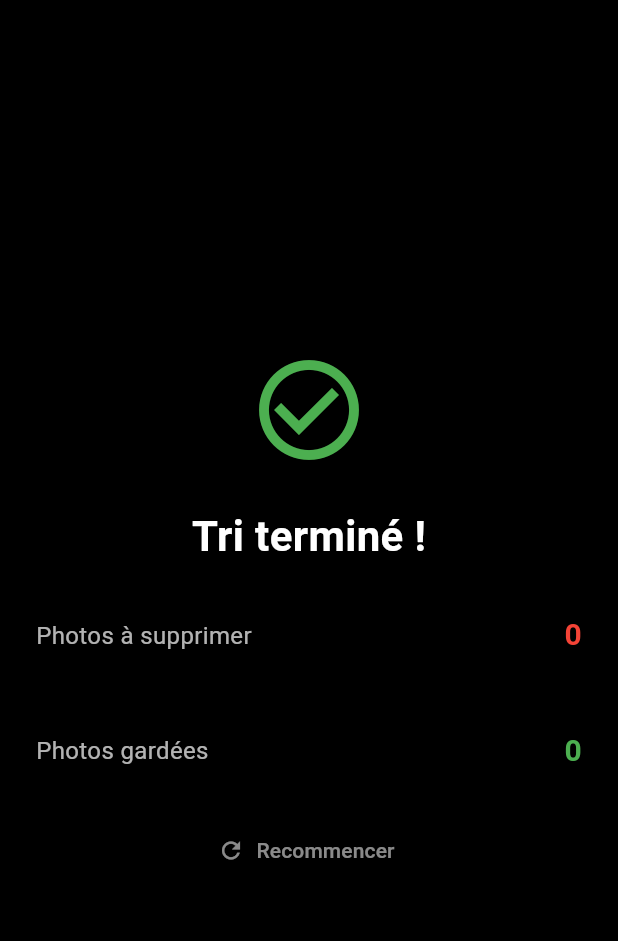
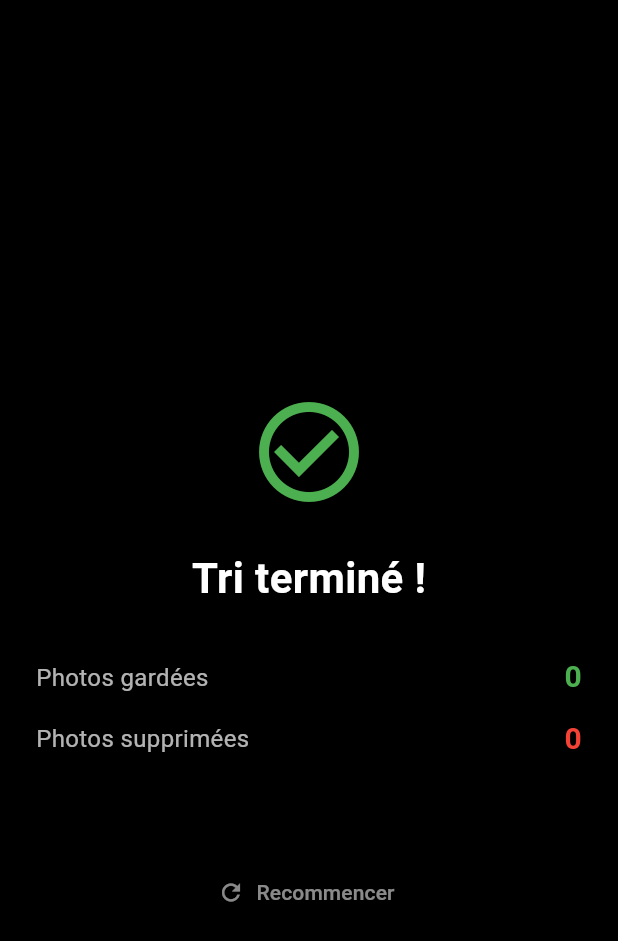
Before and after one commit to Yoctiiking/Picder-photo-storing-app, a Flutter app: the SummaryScreen screen opened directly, on a phone screen of 412 x 824 dp. Shown: the top 941 px of the screen. Run offline on Flutter 3.47's test engine with Material 3 defaults, Android fonts, the phone set to English and light mode, and no system bars; our stand-ins replace flutter_card_swiper; missing offline and left inert: photo_manager, photo_manager_image_provider.

Commit message:
feat: undo fonctionnel, badge suppression, navigation summary améliorée

```diff
--- a/lib/providers/photo_sorter_provider.dart
+++ b/lib/providers/photo_sorter_provider.dart
@@ -26,7 +26,7 @@ class PhotoSorterProvider extends ChangeNotifier {
 
   bool get isFinished => _isFinished;
 
-  int get remaining => _allPhotos.length - _currentIndex;
+  int get remaining => _allPhotos.length - _toKeep.length - _toDelete.length;
 
   PermissionStatus get permissionStatus => _permissionStatus;
 
@@ -34,6 +34,8 @@ class PhotoSorterProvider extends ChangeNotifier {
   bool get hasPermission =>
       _permissionStatus == PermissionStatus.granted ||
       _permissionStatus == PermissionStatus.limited;
+
+  bool get canUndo => _currentIndex > 0;
 
   // La photo actuellement affichée
   AssetEntity? get currentPhoto =>
@@ -77,11 +79,15 @@ class PhotoSorterProvider extends ChangeNotifier {
   // Annuler la dernière action
   void undo() {
     if (_currentIndex <= 0) return;
+    if (_currentIndex > _allPhotos.length) return; // ← garde de sécurité
 
     _currentIndex--;
     _isFinished = false;
+
+    // Vérifie que l'index est valide avant d'accéder à la liste
+    if (_currentIndex < 0 || _currentIndex >= _allPhotos.length) return;
+
     final lastPhoto = _allPhotos[_currentIndex];
-
     // Retirer des listes de décision
     _toKeep.remove(lastPhoto);
     _toDelete.remove(lastPhoto);
--- a/lib/screens/summary_screen.dart
+++ b/lib/screens/summary_screen.dart
@@ -1,4 +1,5 @@
 import 'package:flutter/material.dart';
+import 'package:picder/screens/swipe_screen.dart';
 import 'package:provider/provider.dart';
 import '../providers/photo_sorter_provider.dart';
 
@@ -11,6 +12,19 @@ class SummaryScreen extends StatelessWidget {
 
     return Scaffold(
       backgroundColor: Colors.black,
+      appBar: AppBar(
+        backgroundColor: Colors.transparent,
+        leading: provider.remaining > 0
+            ? IconButton(
+          icon: const Icon(Icons.arrow_back, color: Colors.white70),
+          onPressed: () {
+            Navigator.of(context).pushReplacement(
+              MaterialPageRoute(builder: (_) => const SwipeScreen()),
+            );
+          },
+        )
+            : null,
+      ),
       body: SafeArea(
         child: Padding(
           padding: const EdgeInsets.all(24.0),
@@ -35,18 +49,18 @@ class SummaryScreen extends StatelessWidget {
 
               // Stats
               _StatRow(
-                label: 'Photos à supprimer',
-                count: provider.toDelete.length,
-                color: Colors.red,
-              ),
-              const SizedBox(height: 48),
-
-              _StatRow(
                 label: 'Photos gardées',
                 count: provider.toKeep.length,
                 color: Colors.green,
               ),
               const SizedBox(height: 12),
+
+              _StatRow(
+                label: 'Photos supprimées',
+                count: provider.toDelete.length,
+                color: Colors.red,
+              ),
+              const SizedBox(height: 48),
 
               // Bouton de confirmation (suppression réelle)
               if (provider.toDelete.isNotEmpty)
@@ -104,7 +118,7 @@ class SummaryScreen extends StatelessWidget {
                 ),
                 onPressed: () {
                   Navigator.of(context).pushReplacement(
-                    MaterialPageRoute(builder: (_) => const SummaryScreen()),
+                    MaterialPageRoute(builder: (_) => const SwipeScreen()),
                   );
                   provider.reset();
                 },
```
Also changed, not shown: lib/screens/swipe_screen.dart (+111 -20 lines).
